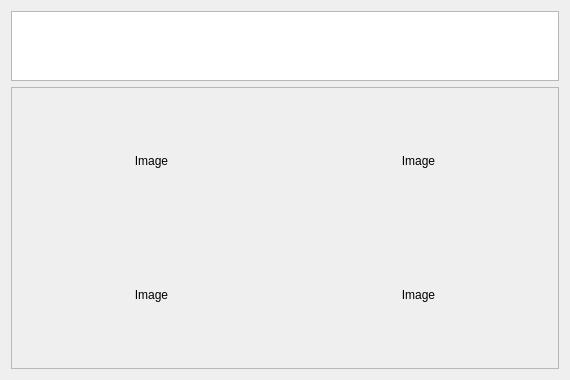
First picture: the form in retroshare-gui/src/gui/TheWire/PulseMessage.ui, repository RetroShare/RetroShare, before the edit.
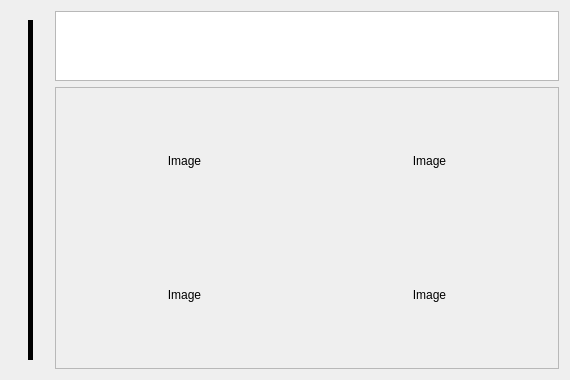
Second picture: the form after the edit.

Commit message:
Get Republishing Pulses working
 * Copy Original Pulse data for Republished Pulses
 * Add LHS | to indicate republish
 * Update Ref Icon in PulseTopLevel
 * Add FollowParent button in PulseTopLevel
 * display republished pulses as part of PulseFocus view

```diff
--- a/retroshare-gui/src/gui/TheWire/PulseMessage.ui
+++ b/retroshare-gui/src/gui/TheWire/PulseMessage.ui
@@ -13,11 +13,39 @@
   <property name="windowTitle">
    <string>Form</string>
   </property>
-  <layout class="QVBoxLayout" name="verticalLayout">
-   <item>
+  <layout class="QGridLayout" name="gridLayout_2">
+   <item row="0" column="0" rowspan="2">
+    <widget class="QWidget" name="widget_indent" native="true">
+     <property name="enabled">
+      <bool>true</bool>
+     </property>
+     <layout class="QHBoxLayout" name="horizontalLayout">
+      <item>
+       <widget class="Line" name="line">
+        <property name="minimumSize">
+         <size>
+          <width>20</width>
+          <height>0</height>
+         </size>
+        </property>
+        <property name="frameShadow">
+         <enum>QFrame::Plain</enum>
+        </property>
+        <property name="lineWidth">
+         <number>5</number>
+        </property>
+        <property name="orientation">
+         <enum>Qt::Vertical</enum>
+        </property>
+       </widget>
+      </item>
+     </layout>
+    </widget>
+   </item>
+   <item row="0" column="1">
     <widget class="QTextBrowser" name="textBrowser"/>
    </item>
-   <item>
+   <item row="1" column="1">
     <widget class="QFrame" name="frame_expand">
      <property name="frameShape">
       <enum>QFrame::StyledPanel</enum>
```
The commit also changes 7 other files.
